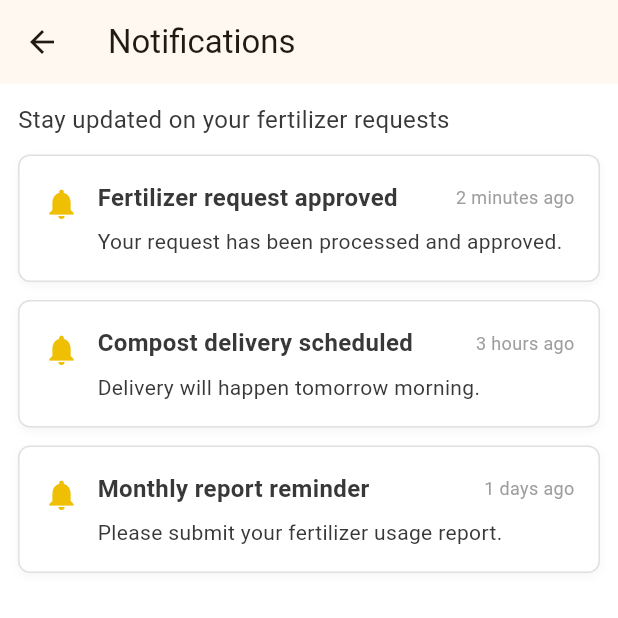
After one commit to nandhns/scrapekan, a Flutter app: the FarmerNotificationsScreen screen opened directly, on a phone screen of 412 x 824 dp, the top half of it. The commit adds this screen. Run offline on Flutter 3.47's test engine with Material 3 defaults, Android fonts, the phone set to English and light mode, and no system bars.

Commit message:
add farmer notifs UI

```diff
--- a/lib/main.dart
+++ b/lib/main.dart
@@ -1,6 +1,7 @@
 import 'package:flutter/material.dart';
 import 'screens/log_waste_screen.dart';
 import 'screens/compost_tips_screen.dart';
+import 'screens/farmer_notifications_screen.dart';
 
 import 'screens/rewards_screen.dart';
 
--- /dev/null
+++ b/lib/screens/farmer_notifications_screen.dart
@@ -0,0 +1,121 @@
+import 'package:flutter/material.dart';
+
+class FarmerNotificationsScreen extends StatelessWidget {
+  const FarmerNotificationsScreen({super.key});
+
+  String timeAgo(DateTime date) {
+    final now = DateTime.now();
+    final difference = now.difference(date);
+
+    if (difference.inSeconds < 60) return 'just now';
+    if (difference.inMinutes < 60) return '${difference.inMinutes} minutes ago';
+    if (difference.inHours < 24) return '${difference.inHours} hours ago';
+    if (difference.inDays < 7) return '${difference.inDays} days ago';
+    return '${(difference.inDays / 7).floor()} weeks ago';
+  }
+
+  @override
+  Widget build(BuildContext context) {
+    final notifications = [
+      {
+        "title": "Fertilizer request approved",
+        "description": "Your request has been processed and approved.",
+        "time": DateTime.now().subtract(const Duration(minutes: 2)),
+      },
+      {
+        "title": "Compost delivery scheduled",
+        "description": "Delivery will happen tomorrow morning.",
+        "time": DateTime.now().subtract(const Duration(hours: 3)),
+      },
+      {
+        "title": "Monthly report reminder",
+        "description": "Please submit your fertilizer usage report.",
+        "time": DateTime.now().subtract(const Duration(days: 1, hours: 5)),
+      },
+    ];
+
+    return Scaffold(
+      appBar: AppBar(title: const Text('Notifications')),
+      body: Padding(
+        padding: const EdgeInsets.all(12.0),
+        child: Column(
+          crossAxisAlignment: CrossAxisAlignment.start,
+          children: [
+            const Padding(
+              padding: EdgeInsets.only(bottom: 12),
+              child: Text(
+                'Stay updated on your fertilizer requests',
+                style: TextStyle(fontSize: 16),
+              ),
+            ),
+            Expanded(
+              child: ListView.builder(
+                itemCount: notifications.length,
+                itemBuilder: (context, index) {
+                  final notification = notifications[index];
+                  final timeSent = notification['time'] as DateTime;
+                  final timeSentAgo = timeAgo(timeSent);
+
+                  return Container(
+                    margin: const EdgeInsets.only(bottom: 12),
+                    padding: const EdgeInsets.all(16),
+                    decoration: BoxDecoration(
+                      color: Colors.white,
+                      border: Border.all(color: Colors.grey.shade300),
+                      borderRadius: BorderRadius.circular(8),
+                      boxShadow: [
+                        BoxShadow(
+                          color: Colors.grey.withOpacity(0.1),
+                          blurRadius: 4,
+                          offset: const Offset(0, 2),
+                        ),
+                      ],
+                    ),
+                    child: Row(
+                      crossAxisAlignment: CrossAxisAlignment.start,
+                      children: [
+                        const Padding(
+                          padding: EdgeInsets.only(right: 12, top: 4),
+                          child: Icon(Icons.notifications, color: Color(0xFFEFBF04)),
+                        ),
+                        Expanded(
+                          child: Column(
+                            crossAxisAlignment: CrossAxisAlignment.start,
+                            children: [
+                              Row(
+                                children: [
+                                  Expanded(
+                                    child: Text(
+                                      notification['title'] as String,
+                                      style: const TextStyle(
+                                        fontWeight: FontWeight.bold,
+                                        fontSize: 16,
+                                      ),
+                                    ),
+                                  ),
+                                  Text(
+                                    timeSentAgo,
+                                    style: const TextStyle(
+                                      fontSize: 12,
+                                      color: Colors.grey,
+                                    ),
+                                  ),
+                                ],
+                              ),
+                              const SizedBox(height: 8),
+                              Text(notification['description'] as String),
+                            ],
+                          ),
+                        ),
+                      ],
+                    ),
+                  );
+                },
+              ),
+            ),
+          ],
+        ),
+      ),
+    );
+  }
+}
--- a/pubspec.yaml
+++ b/pubspec.yaml
@@ -31,6 +31,8 @@ dependencies:
   flutter:
     sdk: flutter
   cupertino_icons: ^1.0.6
+
+  timeago: ^3.3.0
 
   provider: ^6.1.1
 
```
Also changed, not shown: pubspec.lock.
